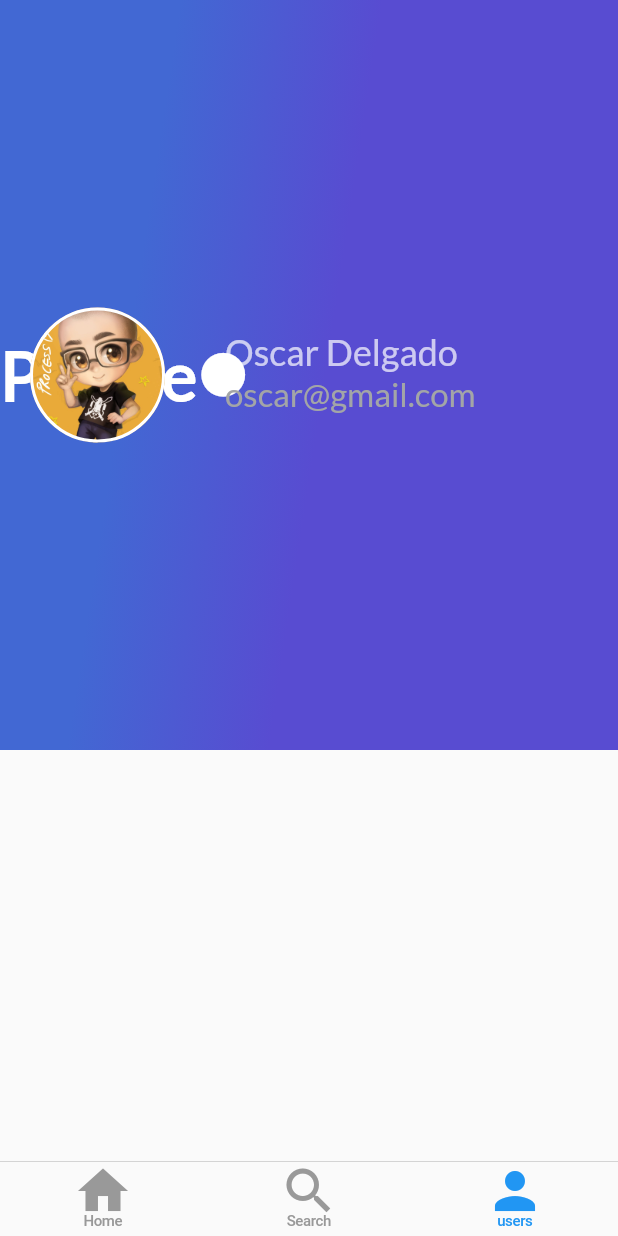
After one commit to kioselsa/second_app_flutter, a Flutter app: the screen it shows after launch, item 3 of the bottom bar chosen, on a phone screen of 412 x 824 dp. The commit adds this screen. Run offline on Flutter 3.47's test engine with Material 2 defaults, Android fonts, the phone set to English and light mode, and no system bars.

Commit message:
Creación del profile

```diff
--- a/lib/main.dart
+++ b/lib/main.dart
@@ -1,5 +1,5 @@
 import 'package:flutter/material.dart';
-import 'my_trips.dart';
+import 'my_trips_cupertino.dart';
 
 void main() {
   runApp(MyApp());
@@ -25,7 +25,7 @@ class MyApp extends StatelessWidget {
         // is not restarted.
         primarySwatch: Colors.blue,
       ),
-      home: const MyTrips()
+      home: const MyTripsCupertino()
       // const MyHomePage(title: 'Flutter Demo Home Page'),
     );
   }
--- a/lib/my_trips.dart
+++ b/lib/my_trips.dart
@@ -39,7 +39,7 @@ class _MyTrips extends State<MyTrips> {
           child: BottomNavigationBar(
             onTap: onTapTapped,
             currentIndex: indexTap,
-            iconSize: 55.0,
+            iconSize: 40.0,
             items: const [
               BottomNavigationBarItem(
                   icon: Icon(Icons.home),
--- /dev/null
+++ b/lib/my_trips_cupertino.dart
@@ -0,0 +1,61 @@
+import 'package:flutter/cupertino.dart';
+import 'package:flutter/material.dart';
+import 'home_trips.dart';
+import 'users/users_home.dart';
+import 'profile/home_profile.dart';
+
+class MyTripsCupertino extends StatelessWidget
+{
+  const MyTripsCupertino({Key? key}) : super(key: key);
+
+  @override
+  Widget build(BuildContext context) {
+    // TODO: implement build
+    return Scaffold(
+        bottomNavigationBar: CupertinoTabScaffold(
+          tabBar: CupertinoTabBar(
+              backgroundColor: Colors.white.withAlpha(10),//Color desvanecido en CupertinoTabScaffold
+              iconSize: 40.0,
+              items: const [
+                BottomNavigationBarItem(
+                  icon: Icon(Icons.home),
+                  label: "Home"
+                ),
+                BottomNavigationBarItem(
+                  icon: Icon(Icons.search ),
+                  label: "Search"
+                ),
+                BottomNavigationBarItem(
+                  icon: Icon(Icons.person),
+                  label: "users"
+                ),
+              ]
+          ),
+          //Funcionalidad de los botones del Navigation Bar
+          tabBuilder: (BuildContext context, int index) {
+            switch (index) {
+              case 0:
+                return CupertinoTabView(
+                  builder: (BuildContext context) => HomeTrips(),
+                );
+                break;
+              case 1:
+                return CupertinoTabView(
+                  builder: (BuildContext context) => const UsersList(),
+                );
+                break;
+              case 2:
+                return CupertinoTabView(
+                  builder: (BuildContext context) => const HomeProfile(),
+                );
+                break;
+              default:
+                return CupertinoTabView(
+                  builder: (BuildContext context) => HomeTrips(),
+                );
+            }
+          },
+        ),
+    );
+  }
+}
--- /dev/null
+++ b/lib/profile/gradient_back_profile.dart
@@ -0,0 +1,44 @@
+import 'package:flutter/material.dart';
+
+class GradientBackProfile extends StatelessWidget{
+  String title="";
+  GradientBackProfile(this.title, {Key? key}) : super(key: key);
+
+  @override
+  Widget build(BuildContext context) {
+    // TODO: implement build
+
+    //Esta es la parte del header de la app con un color tipo gradient
+    final gradient=Container(
+      height: 500.0,
+      decoration: const BoxDecoration(
+        gradient: LinearGradient(
+          colors: [
+            Color(0xFF4268D3),
+            Color(0xFF584CD1)
+          ],
+          begin: FractionalOffset(0.2, 0.5),
+          end: FractionalOffset(1.0, 0.6),
+          stops: [0.0,0.4],
+          tileMode: TileMode.clamp
+        ),
+      ),
+      child: Row(
+          children: [
+          Text(
+          title,
+          style: const TextStyle(
+              color: Colors.white,
+              fontSize: 45.0,
+              fontFamily: "Lato",
+              fontWeight: FontWeight.bold
+            ),
+          ),
+          const Icon(Icons.circle,size: 35.0,color: Colors.white,)
+          ],
+        ),
+      );
+    return gradient;
+  }
+
+}
--- /dev/null
+++ b/lib/profile/home_profile.dart
@@ -0,0 +1,21 @@
+import 'package:flutter/material.dart';
+import 'package:second_app_flutter/profile/gradient_back_profile.dart';
+import 'package:second_app_flutter/profile/user_profile.dart';
+class HomeProfile extends StatelessWidget
+{
+  const HomeProfile({Key? key}) : super(key: key);
+
+  @override
+  Widget build(BuildContext context) {
+    // TODO: implement build
+    return Scaffold(
+      body:Stack(
+        children: [
+          GradientBackProfile("Profile"),
+          UserProfile("assets/img/abtOscar.jpg","Oscar Delgado", "oscar@gmail.com"),
+        ],
+      ),
+    );
+  }
+
+}
--- /dev/null
+++ b/lib/profile/user_profile.dart
@@ -0,0 +1,86 @@
+import 'package:flutter/material.dart';
+class UserProfile extends StatelessWidget{
+  String pathImageProfile="";
+  String name="";
+  String email="";
+
+  UserProfile(this.pathImageProfile,this.name,this.email,{Key? key}) : super(key: key);
+
+  @override
+  Widget build(BuildContext context) {
+    // TODO: implement build
+
+    final imageProfile=Container(
+      margin: const EdgeInsets.only(
+          top: 200.0,
+          left: 20.0
+      ),
+      width: 90.0,
+      height: 100.0,
+      decoration: BoxDecoration(
+        shape: BoxShape.circle,
+        border: Border.all(
+            width: 2,
+            color: Colors.white
+        ),
+        image: DecorationImage(
+          fit: BoxFit.cover,
+          image: AssetImage(pathImageProfile),
+        ),
+      ),
+    );
+
+    //fila con el nombre del usuario
+    final userName=Container(
+      margin: const EdgeInsets.only(
+          top: 220.0,
+          left: 40.0
+      ),
+      child: Text(
+        name,
+        textAlign: TextAlign.left,
+        style: const TextStyle(
+            fontFamily: "Lato",
+            fontSize: 24.0,
+            color: Colors.white70,
+        ),
+      ),
+    );
+
+    // fila con la informacion del usuario
+    final userEmail=Container(
+      margin: const EdgeInsets.only(
+          left: 40.0
+      ),
+      child: Text(
+        email,
+        textAlign: TextAlign.left,
+        style: const TextStyle(
+            fontFamily: "Lato",
+            fontSize: 22.0,
+            color: Color(0xFFa3a5a7)
+        ),
+      ),
+
+    );
+
+    final userRegister=Column(
+      crossAxisAlignment: CrossAxisAlignment.start,
+      children: [
+        userName,
+        userEmail
+      ],
+    );
+
+    final userProfile=Row(
+      crossAxisAlignment: CrossAxisAlignment.start,
+      children: [
+        imageProfile,
+        userRegister
+      ],
+    );
+
+    return userProfile;
+  }
+
+}
```
